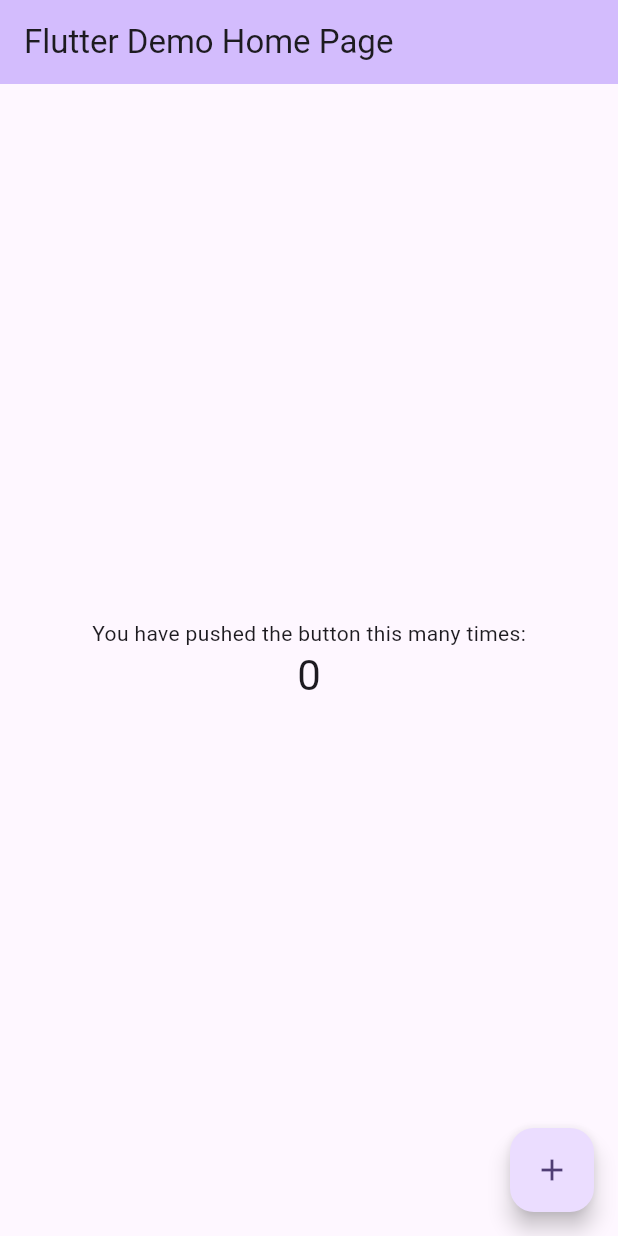
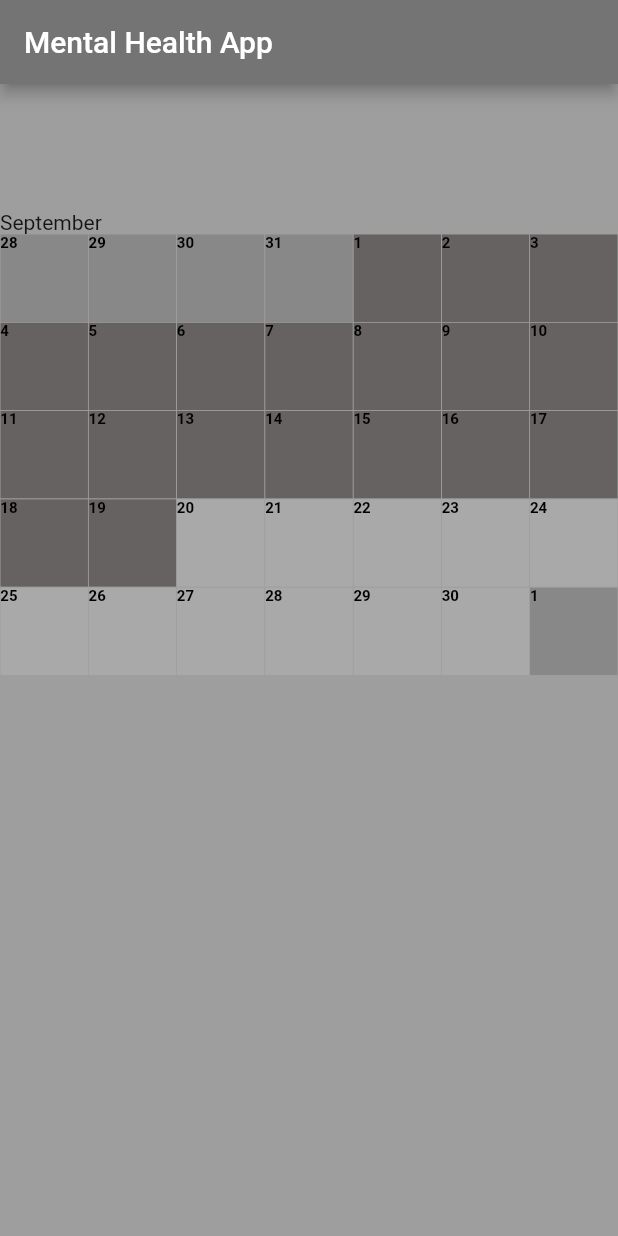
Before and after one commit to HSaren/mental_health_app, a Flutter app: the screen it shows after launch, on a phone screen of 412 x 824 dp. Run offline on Flutter 3.47's test engine with Material 2 defaults, Android fonts, the phone set to English and light mode, and no system bars.

Commit message:
Add calendar to the front page
Added a calendar to the front page that shows the current month and the
days of previous and next month that are on a same week as one of the
days of current month. Added colors to show which day have passed and to
show which days are outside the current month

```diff
--- /dev/null
+++ b/lib/calendarbutton.dart
@@ -0,0 +1,34 @@
+import 'package:flutter/material.dart';
+
+class CalendarButton extends StatelessWidget{
+	final buttonDate;
+	final note;
+	final buttonTapped;
+	final color;
+
+	CalendarButton({this.buttonDate, this.color, this.note, this.buttonTapped});
+
+	@override
+	Widget build(BuildContext context){
+		return GestureDetector(
+			onTap: buttonTapped,
+			child: Padding(
+				padding: const EdgeInsets.all(0.2),
+				child: ClipRRect(
+					child: Container(
+						color: color,
+						child: Column(children: <Widget>[
+							Container(
+								alignment: Alignment.topLeft,
+								child: Text(buttonDate.toString(), style: TextStyle(color: Colors.black, fontSize: 10, fontWeight: FontWeight.bold),),
+							)
+						]),
+					)
+
+
+
+				),
+			)
+		);
+	}
+}
--- a/lib/main.dart
+++ b/lib/main.dart
@@ -1,125 +1,122 @@
 import 'package:flutter/material.dart';
+import 'calendarbutton.dart';
+import 'package:intl/intl.dart';
 
 void main() {
-  runApp(const MyApp());
+	runApp(MentalHealthApp());
 }
 
-class MyApp extends StatelessWidget {
-  const MyApp({super.key});
-
-  // This widget is the root of your application.
+class MentalHealthApp extends StatelessWidget{
 	@override
 	Widget build(BuildContext context) {
 	  return MaterialApp(
-      title: 'Flutter Demo',
-      theme: ThemeData(
-        // This is the theme of your application.
-        //
-        // TRY THIS: Try running your application with "flutter run". You'll see
-        // the application has a blue toolbar. Then, without quitting the app,
-        // try changing the seedColor in the colorScheme below to Colors.green
-        // and then invoke "hot reload" (save your changes or press the "hot
-        // reload" button in a Flutter-supported IDE, or press "r" if you used
-        // the command line to start the app).
-        //
-        // Notice that the counter didn't reset back to zero; the application
-        // state is not lost during the reload. To reset the state, use hot
-        // restart instead.
-        //
-        // This works for code too, not just values: Most code changes can be
-        // tested with just a hot reload.
-        colorScheme: ColorScheme.fromSeed(seedColor: Colors.deepPurple),
-        useMaterial3: true,
-      ),
-      home: const MyHomePage(title: 'Flutter Demo Home Page'),
+		title: "Mental Health App",
+		home: FrontPage(),
 	  );
 	}
 }
 
-class MyHomePage extends StatefulWidget {
-  const MyHomePage({super.key, required this.title});
+class FrontPage extends StatefulWidget{
+	@override
+	FrontPageState createState() => FrontPageState();
+}
 
-  // This widget is the home page of your application. It is stateful, meaning
-  // that it has a State object (defined below) that contains fields that affect
-  // how it looks.
-
-  // This class is the configuration for the state. It holds the values (in this
-  // case the title) provided by the parent (in this case the App widget) and
-  // used by the build method of the State. Fields in a Widget subclass are
-  // always marked "final".
-
-  final String title;
+class FrontPageState extends State<FrontPage>{
 
 	@override
-  State<MyHomePage> createState() => _MyHomePageState();
-}
+	Widget build(BuildContext context){
+		DateTime now = DateTime.now();
+		DateTime currentMonth = DateTime(now.year,now.month);
+		List<ButtonData> days = setDays(now);
+		var format = DateFormat.MMMM();
 
-class _MyHomePageState extends State<MyHomePage> {
-  int _counter = 0;
-
-  void _incrementCounter() {
-    setState(() {
-      // This call to setState tells the Flutter framework that something has
-      // changed in this State, which causes it to rerun the build method below
-      // so that the display can reflect the updated values. If we changed
-      // _counter without calling setState(), then the build method would not be
-      // called again, and so nothing would appear to happen.
-      _counter++;
-    });
-  }
-
-  @override
-  Widget build(BuildContext context) {
-    // This method is rerun every time setState is called, for instance as done
-    // by the _incrementCounter method above.
-    //
-    // The Flutter framework has been optimized to make rerunning build methods
-    // fast, so that you can just rebuild anything that needs updating rather
-    // than having to individually change instances of widgets.
 		return Scaffold(
 			appBar: AppBar(
-        // TRY THIS: Try changing the color here to a specific color (to
-        // Colors.amber, perhaps?) and trigger a hot reload to see the AppBar
-        // change color while the other colors stay the same.
-        backgroundColor: Theme.of(context).colorScheme.inversePrimary,
-        // Here we take the value from the MyHomePage object that was created by
-        // the App.build method, and use it to set our appbar title.
-        title: Text(widget.title),
+				title: const Text("Mental Health App"),
+				backgroundColor: const Color.fromARGB(255, 116, 116, 116),
 			),
-      body: Center(
-        // Center is a layout widget. It takes a single child and positions it
-        // in the middle of the parent.
-        child: Column(
-          // Column is also a layout widget. It takes a list of children and
-          // arranges them vertically. By default, it sizes itself to fit its
-          // children horizontally, and tries to be as tall as its parent.
-          //
-          // Column has various properties to control how it sizes itself and
-          // how it positions its children. Here we use mainAxisAlignment to
-          // center the children vertically; the main axis here is the vertical
-          // axis because Columns are vertical (the cross axis would be
-          // horizontal).
-          //
-          // TRY THIS: Invoke "debug painting" (choose the "Toggle Debug Paint"
-          // action in the IDE, or press "p" in the console), to see the
-          // wireframe for each widget.
-          mainAxisAlignment: MainAxisAlignment.center,
-          children: <Widget>[
-            const Text(
-              'You have pushed the button this many times:',
-            ),
-            Text(
-              '$_counter',
-              style: Theme.of(context).textTheme.headlineMedium,
-            ),
-          ],
+			backgroundColor: Colors.grey,
+			body: Column(children: <Widget>[
+				Container(
+					height:100,
+					child: Container(
+						alignment: Alignment.bottomLeft,
+						child: Text(format.format(currentMonth)),
 					),
 				),
-      floatingActionButton: FloatingActionButton(
-        onPressed: _incrementCounter,
-        tooltip: 'Increment',
-        child: const Icon(Icons.add),
-      ), // This trailing comma makes auto-formatting nicer for build methods.
+				Expanded(
+					child: GridView.builder(
+						itemCount: days.length,
+						gridDelegate: const SliverGridDelegateWithFixedCrossAxisCount(
+							crossAxisCount: 7
+						),
+						itemBuilder: (BuildContext context, int index){
+							return CalendarButton(
+							buttonTapped: (){
+							},
+							color: days[index].colorPicker(),
+							buttonDate: days[index].date.day,
+							note: days[index].notes,
+							);
+
+						}
+					),
+				)
+			]),
 		);
 	}
 }
+
+class ButtonData{
+	DateTime date;
+	String notes;
+	Color color;
+	final activeColor = const Color.fromARGB(255, 102, 98, 98);
+	final inactiveColor = const Color.fromARGB(87, 190, 190, 190);
+	final outsideMonthColor = const Color.fromARGB(86, 93, 93, 93);
+
+
+	ButtonData(this.date, this.notes, {this.color = Colors.black});
+	Color colorPicker(){
+		DateTime now = DateTime.now();
+		Color chosenColor;
+		if (this.date.isBefore(DateTime(now.year, now.month, 1)) || this.date.isAfter(DateTime(now.year, now.month + 1, 0))){
+			chosenColor = outsideMonthColor;
+		}
+		else if(this.date.isBefore(now)){
+			chosenColor = activeColor;
+		}
+		else{
+			chosenColor = inactiveColor;
+		}
+		return chosenColor;
+	}
+}
+
+List<ButtonData> setDays(DateTime now){
+	DateTime currentDateBeingGenerated = DateTime(now.year, now.month, 1);
+	DateTime lastDay = DateTime(now.year, now.month + 1, 0);
+	String fetchedNote = "";
+	List<ButtonData> days = <ButtonData>[];
+	if (currentDateBeingGenerated.weekday != 1){
+		while (currentDateBeingGenerated.weekday != 1){
+			currentDateBeingGenerated = DateTime(currentDateBeingGenerated.year, currentDateBeingGenerated.month, currentDateBeingGenerated.day - 1);
+		}
+		days.add(ButtonData(currentDateBeingGenerated, fetchedNote));
+		}
+		while(currentDateBeingGenerated.isBefore(DateTime(now.year, now.month + 1, 0).add(Duration(days: 7 - lastDay.weekday)))){
+			currentDateBeingGenerated = DateTime(currentDateBeingGenerated.year, currentDateBeingGenerated.month, currentDateBeingGenerated.day + 1);
+			days.add(ButtonData(currentDateBeingGenerated, fetchedNote));
+		}
+	return days;
+}
+
+String monthIntToString(int month){
+	String stringMonth = "";
+	switch(month){
+		case 1:
+			stringMonth = "January";
+	}
+
+	return stringMonth;
+}
--- a/pubspec.yaml
+++ b/pubspec.yaml
@@ -35,6 +35,7 @@ dependencies:
   # The following adds the Cupertino Icons font to your application.
   # Use with the CupertinoIcons class for iOS style icons.
   cupertino_icons: ^1.0.2
+  intl: ^0.17.0
 
 dev_dependencies:
   flutter_test:
```
Also changed, not shown: pubspec.lock, 1 other file. Lines whose indentation alone changed are shown as unchanged.
